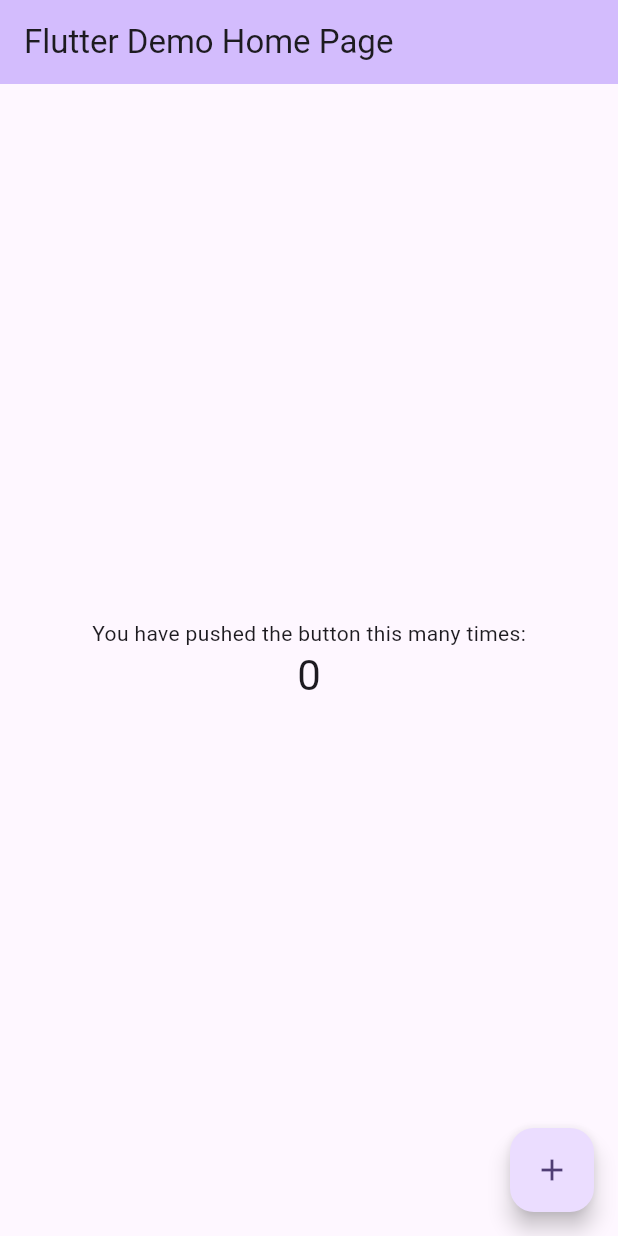
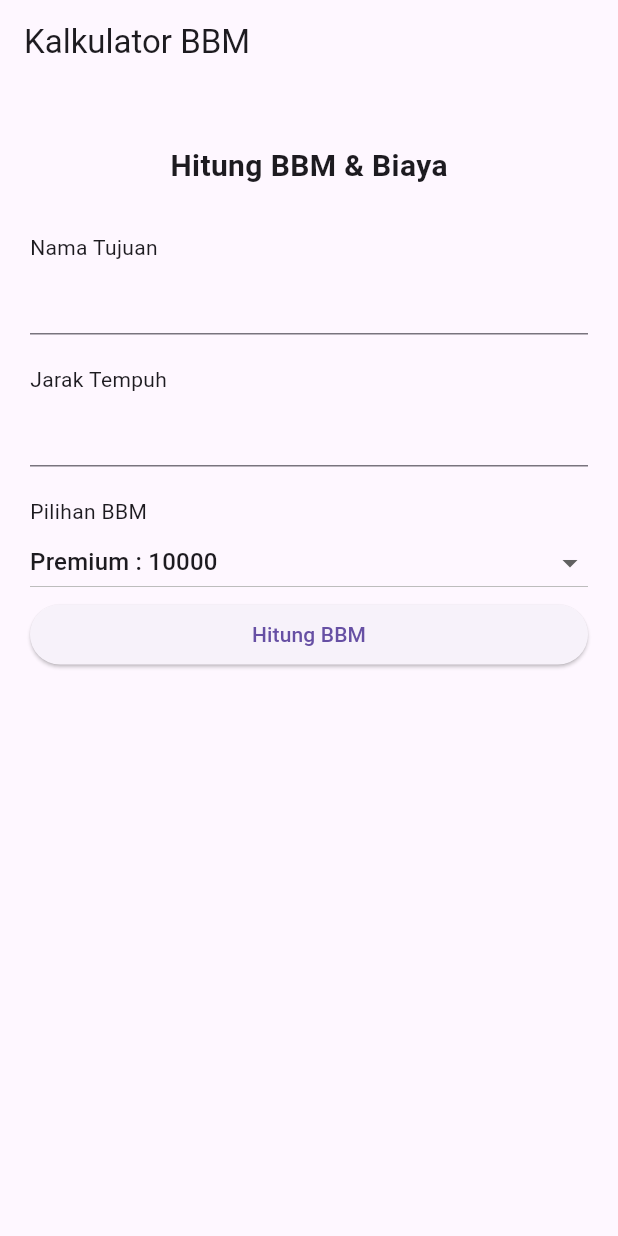
Before and after one commit to izzalDev/PPB_A11.4721, a Flutter app: the screen it shows after launch, on a phone screen of 412 x 824 dp. Run offline on Flutter 3.47's test engine with Material 3 defaults, Android fonts, the phone set to English and light mode, and no system bars.

Commit message:
chore: mengerjakan praktikum_5/penghitung_bbm

```diff
--- /dev/null
+++ b/praktikum_5/penghitung_bbm/lib/bbm.dart
@@ -0,0 +1,9 @@
+class BBM {
+  String nama;
+  int harga;
+  BBM({required this.nama, required this.harga});
+  @override
+  String toString() {
+    return "$nama : $harga";
+  }
+}
--- a/praktikum_5/penghitung_bbm/lib/main.dart
+++ b/praktikum_5/penghitung_bbm/lib/main.dart
@@ -1,125 +1,95 @@
 import 'package:flutter/material.dart';
+import 'package:penghitung_bbm/bbm.dart';
 
 void main() {
-  runApp(const MyApp());
+  runApp(const MainApp());
 }
 
-class MyApp extends StatelessWidget {
-  const MyApp({super.key});
-
-  // This widget is the root of your application.
+class MainApp extends StatelessWidget {
+  const MainApp({super.key});
   @override
   Widget build(BuildContext context) {
-    return MaterialApp(
-      title: 'Flutter Demo',
-      theme: ThemeData(
-        // This is the theme of your application.
-        //
-        // TRY THIS: Try running your application with "flutter run". You'll see
-        // the application has a purple toolbar. Then, without quitting the app,
-        // try changing the seedColor in the colorScheme below to Colors.green
-        // and then invoke "hot reload" (save your changes or press the "hot
-        // reload" button in a Flutter-supported IDE, or press "r" if you used
-        // the command line to start the app).
-        //
-        // Notice that the counter didn't reset back to zero; the application
-        // state is not lost during the reload. To reset the state, use hot
-        // restart instead.
-        //
-        // This works for code too, not just values: Most code changes can be
-        // tested with just a hot reload.
-        colorScheme: ColorScheme.fromSeed(seedColor: Colors.deepPurple),
-        useMaterial3: true,
-      ),
-      home: const MyHomePage(title: 'Flutter Demo Home Page'),
+    return const MaterialApp(
+      title: "Kalkulator BBM",
+      home: MainHomePage(),
     );
   }
 }
 
-class MyHomePage extends StatefulWidget {
-  const MyHomePage({super.key, required this.title});
-
-  // This widget is the home page of your application. It is stateful, meaning
-  // that it has a State object (defined below) that contains fields that affect
-  // how it looks.
-
-  // This class is the configuration for the state. It holds the values (in this
-  // case the title) provided by the parent (in this case the App widget) and
-  // used by the build method of the State. Fields in a Widget subclass are
-  // always marked "final".
-
-  final String title;
-
+class MainHomePage extends StatefulWidget {
+  const MainHomePage({super.key});
   @override
-  State<MyHomePage> createState() => _MyHomePageState();
+  State<StatefulWidget> createState() => _MainHomePage();
 }
 
-class _MyHomePageState extends State<MyHomePage> {
-  int _counter = 0;
-
-  void _incrementCounter() {
+class _MainHomePage extends State<MainHomePage> {
+  var listBbm = <BBM>[
+    BBM(nama: 'Premium', harga: 10000),
+    BBM(nama: 'Pertamax', harga: 14000),
+    BBM(nama: 'Pertamax Turbo', harga: 16600),
+    BBM(nama: 'Solar', harga: 6800),
+  ];
+  TextEditingController tujuanCtrl = TextEditingController();
+  TextEditingController jarakCtrl = TextEditingController();
+  String textHasil = '';
+  BBM? selectedBBM;
+  _MainHomePage() {
+    selectedBBM = listBbm[0];
+  }
+  void setHasil() {
+    double biaya = selectedBBM!.harga * (int.parse(jarakCtrl.text) / 10);
     setState(() {
-      // This call to setState tells the Flutter framework that something has
-      // changed in this State, which causes it to rerun the build method below
-      // so that the display can reflect the updated values. If we changed
-      // _counter without calling setState(), then the build method would not be
-      // called again, and so nothing would appear to happen.
-      _counter++;
+      textHasil = biaya.toString();
     });
   }
 
   @override
   Widget build(BuildContext context) {
-    // This method is rerun every time setState is called, for instance as done
-    // by the _incrementCounter method above.
-    //
-    // The Flutter framework has been optimized to make rerunning build methods
-    // fast, so that you can just rebuild anything that needs updating rather
-    // than having to individually change instances of widgets.
     return Scaffold(
       appBar: AppBar(
-        // TRY THIS: Try changing the color here to a specific color (to
-        // Colors.amber, perhaps?) and trigger a hot reload to see the AppBar
-        // change color while the other colors stay the same.
-        backgroundColor: Theme.of(context).colorScheme.inversePrimary,
-        // Here we take the value from the MyHomePage object that was created by
-        // the App.build method, and use it to set our appbar title.
-        title: Text(widget.title),
+        title: const Text("Kalkulator BBM"),
       ),
-      body: Center(
-        // Center is a layout widget. It takes a single child and positions it
-        // in the middle of the parent.
+      body: Padding(
+        padding: const EdgeInsets.only(left: 20, right: 20),
         child: Column(
-          // Column is also a layout widget. It takes a list of children and
-          // arranges them vertically. By default, it sizes itself to fit its
-          // children horizontally, and tries to be as tall as its parent.
-          //
-          // Column has various properties to control how it sizes itself and
-          // how it positions its children. Here we use mainAxisAlignment to
-          // center the children vertically; the main axis here is the vertical
-          // axis because Columns are vertical (the cross axis would be
-          // horizontal).
-          //
-          // TRY THIS: Invoke "debug painting" (choose the "Toggle Debug Paint"
-          // action in the IDE, or press "p" in the console), to see the
-          // wireframe for each widget.
-          mainAxisAlignment: MainAxisAlignment.center,
-          children: <Widget>[
-            const Text(
-              'You have pushed the button this many times:',
+          crossAxisAlignment: CrossAxisAlignment.start,
+          children: [
+            Container(
+              margin: const EdgeInsets.only(top: 40, bottom: 30),
+              child: const Center(
+                child: Text(
+                  'Hitung BBM & Biaya',
+                  style: TextStyle(fontSize: 20, fontWeight: FontWeight.bold),
+                ),
+              ),
             ),
-            Text(
-              '$_counter',
-              style: Theme.of(context).textTheme.headlineMedium,
-            ),
+            const Text("Nama Tujuan"),
+            TextField(controller: tujuanCtrl),
+            const SizedBox(height: 20),
+            const Text("Jarak Tempuh"),
+            TextField(controller: jarakCtrl),
+            const SizedBox(height: 20),
+            const Text("Pilihan BBM"),
+            DropdownButton<BBM>(
+                isExpanded: true,
+                value: selectedBBM,
+                items: listBbm.map((BBM item) {
+                  return DropdownMenuItem<BBM>(
+                      value: item, child: Text(item.toString()));
+                }).toList(),
+                onChanged: (BBM? newVal) {
+                  setState(() {
+                    selectedBBM = newVal;
+                  });
+                }),
+            SizedBox(
+                width: double.infinity,
+                child: ElevatedButton(
+                    onPressed: setHasil, child: const Text("Hitung BBM"))),
+            Text(textHasil)
           ],
         ),
       ),
-      floatingActionButton: FloatingActionButton(
-        onPressed: _incrementCounter,
-        tooltip: 'Increment',
-        child: const Icon(Icons.add),
-      ), // This trailing comma makes auto-formatting nicer for build methods.
     );
   }
 }
```
Also changed, not shown: 1 other file.
